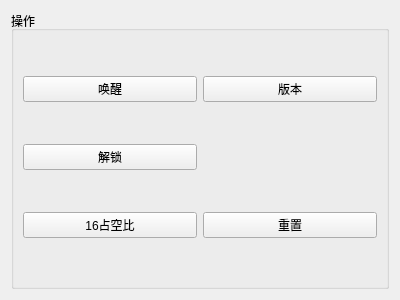
wtiaw/ZLGCAN, file Windows/ACRForm.ui: the form before one commit.
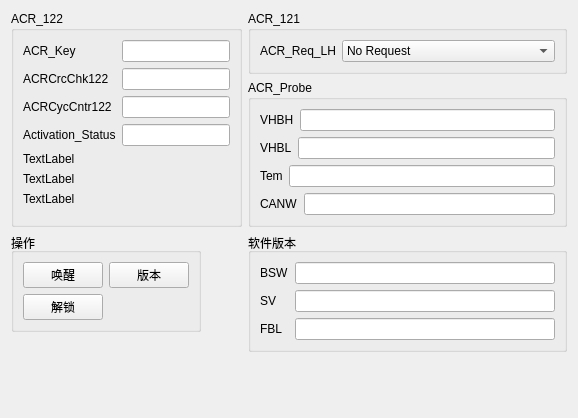
The form after the commit.

```diff
--- a/Windows/ACRForm.ui
+++ b/Windows/ACRForm.ui
@@ -6,52 +6,456 @@
    <rect>
     <x>0</x>
     <y>0</y>
-    <width>400</width>
-    <height>300</height>
+    <width>578</width>
+    <height>418</height>
    </rect>
   </property>
   <property name="windowTitle">
    <string>Form</string>
   </property>
-  <layout class="QGridLayout" name="gridLayout">
+  <layout class="QFormLayout" name="formLayout">
    <item row="0" column="0">
+    <widget class="QGroupBox" name="groupBox_3">
+     <property name="sizePolicy">
+      <sizepolicy hsizetype="Preferred" vsizetype="Preferred">
+       <horstretch>0</horstretch>
+       <verstretch>0</verstretch>
+      </sizepolicy>
+     </property>
+     <property name="title">
+      <string>ACR_122</string>
+     </property>
+     <layout class="QFormLayout" name="formLayout_2">
+      <item row="0" column="0">
+       <widget class="QLabel" name="label_4">
+        <property name="text">
+         <string>ACR_Key</string>
+        </property>
+       </widget>
+      </item>
+      <item row="0" column="1">
+       <widget class="QLineEdit" name="ACR_Key">
+        <property name="readOnly">
+         <bool>true</bool>
+        </property>
+       </widget>
+      </item>
+      <item row="1" column="0">
+       <widget class="QLabel" name="label_5">
+        <property name="text">
+         <string>ACRCrcChk122</string>
+        </property>
+       </widget>
+      </item>
+      <item row="2" column="0">
+       <widget class="QLabel" name="label_6">
+        <property name="text">
+         <string>ACRCycCntr122</string>
+        </property>
+       </widget>
+      </item>
+      <item row="1" column="1">
+       <widget class="QLineEdit" name="ACRCrcChk122">
+        <property name="readOnly">
+         <bool>true</bool>
+        </property>
+       </widget>
+      </item>
+      <item row="2" column="1">
+       <widget class="QLineEdit" name="ACRCycCntr122">
+        <property name="readOnly">
+         <bool>true</bool>
+        </property>
+       </widget>
+      </item>
+      <item row="3" column="0">
+       <widget class="QLabel" name="label_7">
+        <property name="text">
+         <string>Activation_Status</string>
+        </property>
+       </widget>
+      </item>
+      <item row="4" column="0">
+       <widget class="QLabel" name="label_8">
+        <property name="text">
+         <string>TextLabel</string>
+        </property>
+       </widget>
+      </item>
+      <item row="5" column="0">
+       <widget class="QLabel" name="label_9">
+        <property name="text">
+         <string>TextLabel</string>
+        </property>
+       </widget>
+      </item>
+      <item row="6" column="0">
+       <widget class="QLabel" name="label_10">
+        <property name="text">
+         <string>TextLabel</string>
+        </property>
+       </widget>
+      </item>
+      <item row="3" column="1">
+       <widget class="QLineEdit" name="Activation_Status">
+        <property name="readOnly">
+         <bool>true</bool>
+        </property>
+       </widget>
+      </item>
+     </layout>
+    </widget>
+   </item>
+   <item row="0" column="1">
+    <layout class="QVBoxLayout" name="verticalLayout">
+     <property name="topMargin">
+      <number>0</number>
+     </property>
+     <item>
+      <widget class="QGroupBox" name="groupBox_4">
+       <property name="sizePolicy">
+        <sizepolicy hsizetype="Preferred" vsizetype="Fixed">
+         <horstretch>0</horstretch>
+         <verstretch>0</verstretch>
+        </sizepolicy>
+       </property>
+       <property name="title">
+        <string>ACR_121</string>
+       </property>
+       <layout class="QFormLayout" name="formLayout_3">
+        <item row="0" column="0">
+         <widget class="QLabel" name="label_11">
+          <property name="text">
+           <string>ACR_Req_LH</string>
+          </property>
+         </widget>
+        </item>
+        <item row="0" column="1">
+         <widget class="QComboBox" name="ACR_Req_LH">
+          <item>
+           <property name="text">
+            <string>No Request</string>
+           </property>
+          </item>
+          <item>
+           <property name="text">
+            <string>Belt Park</string>
+           </property>
+          </item>
+          <item>
+           <property name="text">
+            <string>Belt Slack Remove</string>
+           </property>
+          </item>
+          <item>
+           <property name="text">
+            <string>Haptic Warning Level 1</string>
+           </property>
+          </item>
+          <item>
+           <property name="text">
+            <string>Haptic Warning Level 2</string>
+           </property>
+          </item>
+          <item>
+           <property name="text">
+            <string>Haptic Warning Level 3</string>
+           </property>
+          </item>
+          <item>
+           <property name="text">
+            <string>Retract Activation Level 1</string>
+           </property>
+          </item>
+          <item>
+           <property name="text">
+            <string>Retract Activation Level 2</string>
+           </property>
+          </item>
+          <item>
+           <property name="text">
+            <string>Retract Activation Level 3</string>
+           </property>
+          </item>
+          <item>
+           <property name="text">
+            <string>Retract Activation Level 4</string>
+           </property>
+          </item>
+          <item>
+           <property name="text">
+            <string>Retract Activation Level 5</string>
+           </property>
+          </item>
+          <item>
+           <property name="text">
+            <string>Retract Activation Level 6</string>
+           </property>
+          </item>
+          <item>
+           <property name="text">
+            <string>Retract Activation Level 7</string>
+           </property>
+          </item>
+         </widget>
+        </item>
+       </layout>
+      </widget>
+     </item>
+     <item>
+      <widget class="QGroupBox" name="groupBox_5">
+       <property name="title">
+        <string>ACR_Probe</string>
+       </property>
+       <layout class="QGridLayout" name="gridLayout">
+        <item row="1" column="0">
+         <layout class="QVBoxLayout" name="verticalLayout_2">
+          <property name="topMargin">
+           <number>0</number>
+          </property>
+          <property name="bottomMargin">
+           <number>0</number>
+          </property>
+          <item>
+           <layout class="QHBoxLayout" name="horizontalLayout_2">
+            <item>
+             <widget class="QLabel" name="label_13">
+              <property name="text">
+               <string>VHBH</string>
+              </property>
+             </widget>
+            </item>
+            <item>
+             <widget class="QLineEdit" name="VHBH_Phy"/>
+            </item>
+           </layout>
+          </item>
+          <item>
+           <layout class="QHBoxLayout" name="horizontalLayout">
+            <property name="topMargin">
+             <number>0</number>
+            </property>
+            <item>
+             <widget class="QLabel" name="label_12">
+              <property name="sizePolicy">
+               <sizepolicy hsizetype="Preferred" vsizetype="Fixed">
+                <horstretch>0</horstretch>
+                <verstretch>0</verstretch>
+               </sizepolicy>
+              </property>
+              <property name="text">
+               <string>VHBL</string>
+              </property>
+             </widget>
+            </item>
+            <item>
+             <widget class="QLineEdit" name="VHBL_Phy"/>
+            </item>
+           </layout>
+          </item>
+          <item>
+           <layout class="QHBoxLayout" name="horizontalLayout_3">
+            <item>
+             <widget class="QLabel" name="label_14">
+              <property name="sizePolicy">
+               <sizepolicy hsizetype="Maximum" vsizetype="Preferred">
+                <horstretch>0</horstretch>
+                <verstretch>0</verstretch>
+               </sizepolicy>
+              </property>
+              <property name="maximumSize">
+               <size>
+                <width>500</width>
+                <height>16777215</height>
+               </size>
+              </property>
+              <property name="text">
+               <string>Tem</string>
+              </property>
+             </widget>
+            </item>
+            <item>
+             <widget class="QLineEdit" name="Tem"/>
+            </item>
+           </layout>
+          </item>
+          <item>
+           <layout class="QHBoxLayout" name="horizontalLayout_4">
+            <item>
+             <widget class="QLabel" name="label_15">
+              <property name="text">
+               <string>CANW</string>
+              </property>
+             </widget>
+            </item>
+            <item>
+             <widget class="QLineEdit" name="CANW"/>
+            </item>
+           </layout>
+          </item>
+         </layout>
+        </item>
+       </layout>
+      </widget>
+     </item>
+    </layout>
+   </item>
+   <item row="1" column="0">
     <widget class="QGroupBox" name="groupBox">
+     <property name="sizePolicy">
+      <sizepolicy hsizetype="Fixed" vsizetype="Fixed">
+       <horstretch>0</horstretch>
+       <verstretch>0</verstretch>
+      </sizepolicy>
+     </property>
      <property name="title">
       <string>操作</string>
      </property>
      <layout class="QGridLayout" name="gridLayout_2">
-      <item row="0" column="0">
-       <widget class="QPushButton" name="pushButton">
-        <property name="text">
-         <string>唤醒</string>
-        </property>
-       </widget>
-      </item>
-      <item row="2" column="0">
-       <widget class="QPushButton" name="pushButton_3">
-        <property name="text">
-         <string>16占空比</string>
-        </property>
-       </widget>
-      </item>
-      <item row="0" column="1">
-       <widget class="QPushButton" name="pushButton_2">
-        <property name="text">
-         <string>版本</string>
-        </property>
-       </widget>
-      </item>
-      <item row="2" column="1">
-       <widget class="QPushButton" name="pushButton_4">
-        <property name="text">
-         <string>重置</string>
-        </property>
-       </widget>
-      </item>
       <item row="1" column="0">
        <widget class="QPushButton" name="pushButton_5">
         <property name="text">
          <string>解锁</string>
+        </property>
+       </widget>
+      </item>
+      <item row="0" column="1">
+       <widget class="QPushButton" name="pushButton_2">
+        <property name="text">
+         <string>版本</string>
+        </property>
+       </widget>
+      </item>
+      <item row="0" column="0">
+       <widget class="QPushButton" name="pushButton">
+        <property name="text">
+         <string>唤醒</string>
+        </property>
+       </widget>
+      </item>
+     </layout>
+    </widget>
+   </item>
+   <item row="1" column="1">
+    <widget class="QGroupBox" name="groupBox_2">
+     <property name="sizePolicy">
+      <sizepolicy hsizetype="Preferred" vsizetype="Fixed">
+       <horstretch>0</horstretch>
+       <verstretch>0</verstretch>
+      </sizepolicy>
+     </property>
+     <property name="title">
+      <string>软件版本</string>
+     </property>
+     <layout class="QGridLayout" name="gridLayout_4">
+      <item row="2" column="2">
+       <widget class="QLineEdit" name="FBL">
+        <property name="sizePolicy">
+         <sizepolicy hsizetype="Expanding" vsizetype="Fixed">
+          <horstretch>0</horstretch>
+          <verstretch>0</verstretch>
+         </sizepolicy>
+        </property>
+        <property name="maximumSize">
+         <size>
+          <width>300</width>
+          <height>16777215</height>
+         </size>
+        </property>
+        <property name="alignment">
+         <set>Qt::AlignCenter</set>
+        </property>
+        <property name="readOnly">
+         <bool>true</bool>
+        </property>
+       </widget>
+      </item>
+      <item row="0" column="1">
+       <widget class="QLabel" name="label">
+        <property name="sizePolicy">
+         <sizepolicy hsizetype="Fixed" vsizetype="Preferred">
+          <horstretch>0</horstretch>
+          <verstretch>0</verstretch>
+         </sizepolicy>
+        </property>
+        <property name="text">
+         <string>BSW</string>
+        </property>
+       </widget>
+      </item>
+      <item row="0" column="2">
+       <widget class="QLineEdit" name="BSW">
+        <property name="sizePolicy">
+         <sizepolicy hsizetype="Expanding" vsizetype="Fixed">
+          <horstretch>0</horstretch>
+          <verstretch>0</verstretch>
+         </sizepolicy>
+        </property>
+        <property name="maximumSize">
+         <size>
+          <width>300</width>
+          <height>16777215</height>
+         </size>
+        </property>
+        <property name="alignment">
+         <set>Qt::AlignCenter</set>
+        </property>
+        <property name="readOnly">
+         <bool>true</bool>
+        </property>
+       </widget>
+      </item>
+      <item row="1" column="2">
+       <widget class="QLineEdit" name="SV">
+        <property name="sizePolicy">
+         <sizepolicy hsizetype="Expanding" vsizetype="Fixed">
+          <horstretch>0</horstretch>
+          <verstretch>0</verstretch>
+         </sizepolicy>
+        </property>
+        <property name="maximumSize">
+         <size>
+          <width>300</width>
+          <height>16777215</height>
+         </size>
+        </property>
+        <property name="alignment">
+         <set>Qt::AlignCenter</set>
+        </property>
+        <property name="readOnly">
+         <bool>true</bool>
+        </property>
+       </widget>
+      </item>
+      <item row="2" column="1">
+       <widget class="QLabel" name="label_3">
+        <property name="sizePolicy">
+         <sizepolicy hsizetype="Fixed" vsizetype="Preferred">
+          <horstretch>0</horstretch>
+          <verstretch>0</verstretch>
+         </sizepolicy>
+        </property>
+        <property name="text">
+         <string>FBL</string>
+        </property>
+        <property name="alignment">
+         <set>Qt::AlignLeading|Qt::AlignLeft|Qt::AlignVCenter</set>
+        </property>
+       </widget>
+      </item>
+      <item row="1" column="1">
+       <widget class="QLabel" name="label_2">
+        <property name="sizePolicy">
+         <sizepolicy hsizetype="Fixed" vsizetype="Preferred">
+          <horstretch>0</horstretch>
+          <verstretch>0</verstretch>
+         </sizepolicy>
+        </property>
+        <property name="text">
+         <string>SV</string>
+        </property>
+        <property name="alignment">
+         <set>Qt::AlignLeading|Qt::AlignLeft|Qt::AlignVCenter</set>
         </property>
        </widget>
       </item>
```
